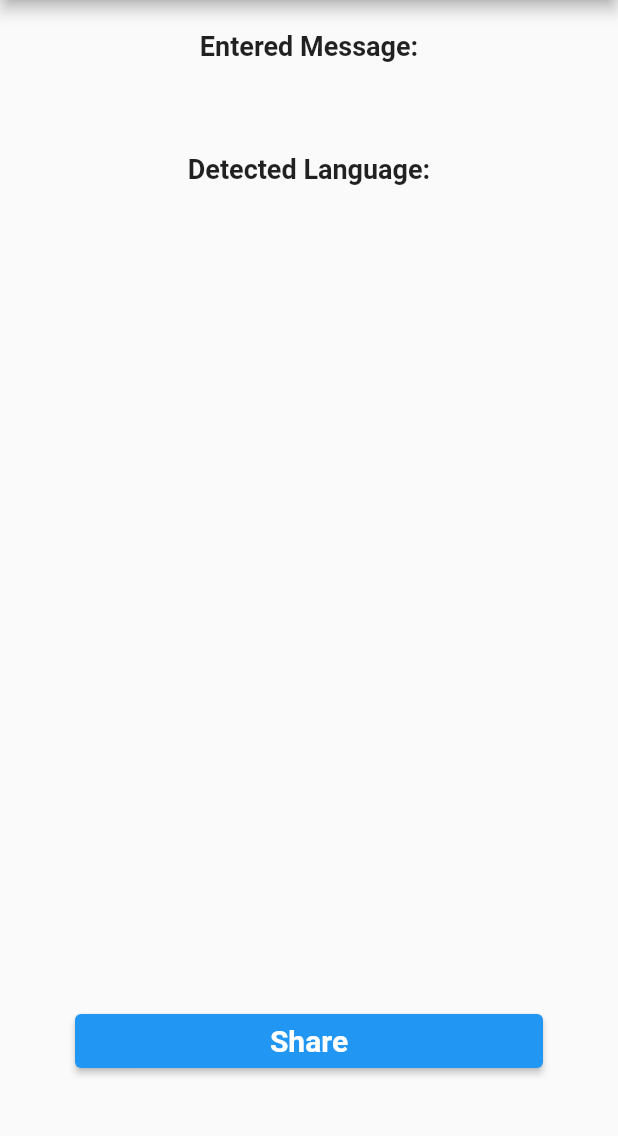
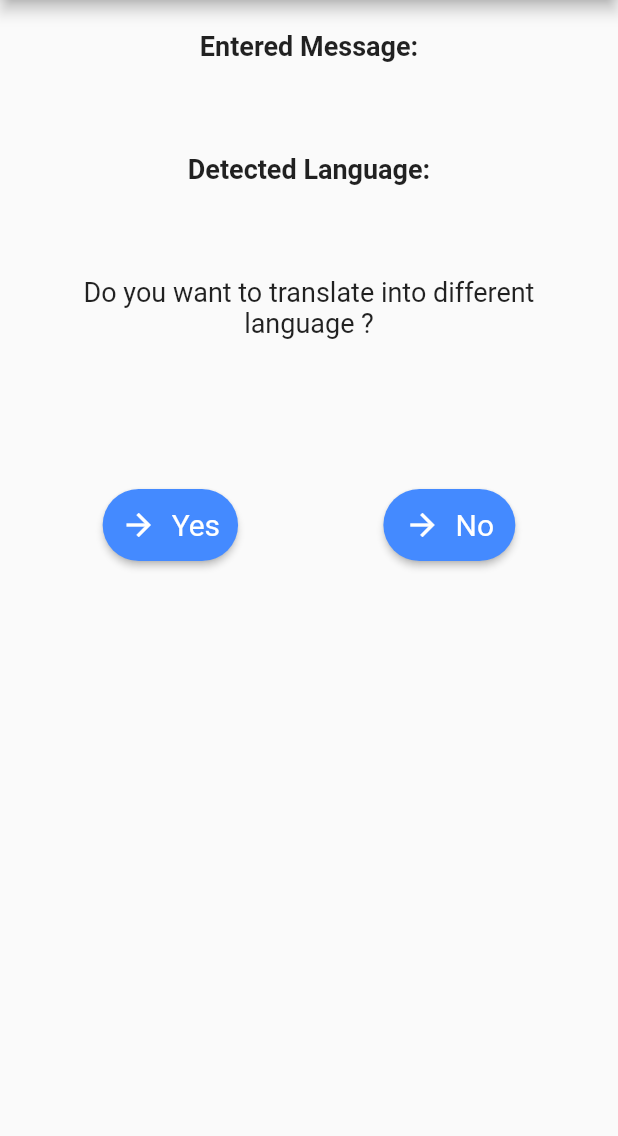
Before and after one commit to ravi123saxena/Flutter_Language_Translation, a Flutter app: the LanguageDetectorScreen screen opened by its route, on a phone screen of 412 x 824 dp, the part 84-1220 px from its top. Run offline on Flutter 3.47's test engine with Material 2 defaults, Android fonts, the phone set to English and light mode, and no system bars; our stand-ins replace avatar_glow, get, share_plus, speech_to_text; missing offline and left inert: language_picker, learning_language, translator.

Commit message:
Added Translation package

```diff
--- /dev/null
+++ b/language_translation/lib/controller/transalationController/translation_controller_binding.dart
@@ -0,0 +1,10 @@
+import 'package:get/get_core/src/get_main.dart';
+import 'package:get/get_instance/get_instance.dart';
+import 'package:language_translation/controller/transalationController/translation_controller.dart';
+
+class TranslationControllerBinding extends Bindings {
+  @override
+  void dependencies() {
+    Get.lazyPut(() => TranslationController());
+  }
+}
--- a/language_translation/lib/routes/app_pages.dart
+++ b/language_translation/lib/routes/app_pages.dart
@@ -1,12 +1,14 @@
 import 'package:get/get_navigation/src/routes/get_route.dart';
 import 'package:language_translation/controller/homeController/home_controller_binding.dart';
 import 'package:language_translation/controller/textInputController/text_input_controller_binding.dart';
+import 'package:language_translation/controller/transalationController/translation_controller_binding.dart';
 import 'package:language_translation/routes/app_routes.dart';
 import 'package:language_translation/controller/languageDetectionController/language_detector_controller_binding.dart';
 import 'package:language_translation/controller/voiceRecognitioncontroller/voice_recognition_controller_binding.dart';
 import 'package:language_translation/views/home/home_screen.dart';
 import 'package:language_translation/views/language/language_detector_screen.dart';
 import 'package:language_translation/views/textInput/text_input_screen.dart';
+import 'package:language_translation/views/translation/translation_view_screen.dart';
 import 'package:language_translation/views/voicerecognition/voice_recognition_screen.dart';
 
 class AppPages {
@@ -31,5 +33,10 @@ class AppPages {
       page: () => TextInputScreen(),
       binding: TextInputControllerBinding(),
     ),
+    GetPage(
+      name: AppRoutes.translationScreen,
+      page: () =>  TranslationPage(),
+      binding: TranslationControllerBinding(),
+    ),
   ];
 }
--- a/language_translation/lib/views/home/home_screen.dart
+++ b/language_translation/lib/views/home/home_screen.dart
@@ -3,7 +3,7 @@ import 'package:get/get.dart';
 import 'package:language_translation/constants/values.dart';
 import 'package:language_translation/controller/homeController/home_controller.dart';
 import 'package:language_translation/views/home/styles.dart';
-import 'package:language_translation/widgets/radioButton/custom_radio_button.dart';
+import 'package:language_translation/widgets/radioButton/custom_button.dart';
 
 import '../../routes/app_routes.dart';
 import '../../widgets/snackbar/snack_bar.dart';
@@ -61,7 +61,7 @@ class HomeScreen extends StatelessWidget {
           const SizedBox(
             height: 40,
           ),
-          customButton(onPressed: () {
+          customButton('Proceed', onPressed: () {
             if (Get.find<HomeController>().select != null) {
               Get.find<HomeController>().select ==
                       TranslationHelperType.getValue(TranslationType.textInput)
--- a/language_translation/lib/views/language/language_detector_screen.dart
+++ b/language_translation/lib/views/language/language_detector_screen.dart
@@ -1,7 +1,9 @@
 import 'package:flutter/material.dart';
 import 'package:get/get.dart';
 import 'package:language_translation/controller/languageDetectionController/language_detector_controller.dart';
+import 'package:language_translation/routes/app_routes.dart';
 import 'package:language_translation/views/language/styles.dart';
+import 'package:language_translation/widgets/radioButton/custom_button.dart';
 
 import '../../controller/textInputController/text_input_controller.dart';
 
@@ -60,19 +62,39 @@ class _LanguageDetectorScreen extends State<LanguageDetectorScreen> {
                     textAlign: TextAlign.center,
                     style: kLanguageDetectedText,
                   ),
-                  Expanded(
-                    child: Align(
-                      alignment: Alignment.bottomCenter,
-                      child: Container(
-                        margin: const EdgeInsets.all(30),
-                        width: double.infinity,
-                        child: ElevatedButton(
-                          onPressed: () => controller.shareText(message),
-                          child: const Text('Share', style: kButtonStyle),
-                        ), // trying to move to the bottom
-                      ),
-                    ),
+                  const SizedBox(height: 30.0),
+                  const Text(
+                    'Do you want to translate into different language ?',
+                    textAlign: TextAlign.center,
+                    style: kLanguageDetectedText,
                   ),
+                  const SizedBox(height: 100.0),
+                  Row(
+                    mainAxisAlignment: MainAxisAlignment.spaceAround,
+                    crossAxisAlignment: CrossAxisAlignment.center,
+                    children: [
+                      customButton('Yes', onPressed: () {
+                        Get.toNamed(AppRoutes.translationScreen);
+                      }),
+                      customButton('No', onPressed: () {
+                        debugPrint('No');
+                      }),
+                    ],
+                  ),
+
+                  // Expanded(
+                  //   child: Align(
+                  //     alignment: Alignment.bottomCenter,
+                  //     child: Container(
+                  //       margin: const EdgeInsets.all(30),
+                  //       width: double.infinity,
+                  //       child: ElevatedButton(
+                  //         onPressed: () => controller.shareText(message),
+                  //         child: const Text('Share', style: kButtonStyle),
+                  //       ), // trying to move to the bottom
+                  //     ),
+                  //   ),
+                  // ),
                 ],
               ),
             ),
--- a/language_translation/lib/views/textInput/text_input_screen.dart
+++ b/language_translation/lib/views/textInput/text_input_screen.dart
@@ -4,7 +4,7 @@ import 'package:language_translation/controller/textInputController/text_input_c
 import 'package:language_translation/views/textInput/styles.dart';
 import 'package:language_translation/widgets/textInput/text_input_field.dart';
 import '../../routes/app_routes.dart';
-import '../../widgets/radioButton/custom_radio_button.dart';
+import '../../widgets/radioButton/custom_button.dart';
 
 // ignore: must_be_immutable
 class TextInputScreen extends StatelessWidget {
@@ -42,7 +42,7 @@ class TextInputScreen extends StatelessWidget {
               const SizedBox(
                 height: 40,
               ),
-              customButton(onPressed: () {
+              customButton('Proceed', onPressed: () {
                 onButtonPressed();
               }),
             ],
--- /dev/null
+++ b/language_translation/lib/widgets/radioButton/custom_button.dart
@@ -0,0 +1,29 @@
+import 'package:flutter/material.dart';
+
+Widget customButton(String str, {required GestureTapCallback onPressed}) {
+  return RawMaterialButton(
+    fillColor: Colors.blueAccent,
+    splashColor: Colors.blueAccent,
+    onPressed: onPressed,
+    shape: const StadiumBorder(),
+    child: Padding(
+      padding: const EdgeInsets.all(12.0),
+      child: Row(
+        mainAxisSize: MainAxisSize.min,
+        children: <Widget>[
+          const Icon(
+            Icons.arrow_forward,
+            color: Colors.white,
+          ),
+          const SizedBox(
+            width: 10.0,
+          ),
+          Text(
+            str,
+            style: const TextStyle(color: Colors.white, fontSize: 20),
+          ),
+        ],
+      ),
+    ),
+  );
+}
--- a/language_translation/pubspec.yaml
+++ b/language_translation/pubspec.yaml
@@ -40,6 +40,8 @@ dependencies:
   speech_to_text: ^6.1.1
   avatar_glow: ^2.0.2
   share_plus: ^4.0.4
+  language_picker: ^0.4.3
+  translator: ^0.1.7
 
 
 
```
Also changed, not shown: language_translation/lib/controller/languageDetectionController/language_detector_controller.dart (+1 -17 lines), language_translation/lib/controller/transalationController/translation_controller.dart (added, +35 -0 lines), language_translation/lib/views/translation/translation_view_screen.dart (added, +116 -0 lines), language_translation/lib/views/voiceRecognition/voice_recognition_screen.dart (+1 -36 lines), language_translation/lib/widgets/radioButton/custom_radio_button.dart (deleted, +0 -30 lines), language_translation/lib/views/translation/styles.dart (added), language_translation/pubspec.lock.
